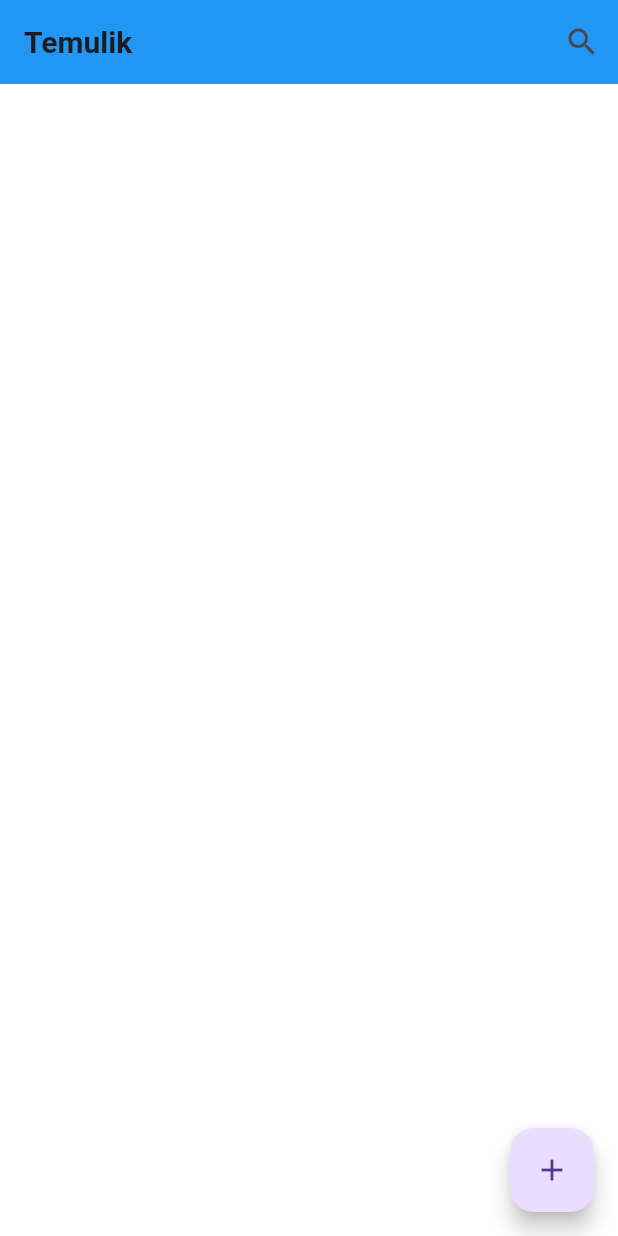
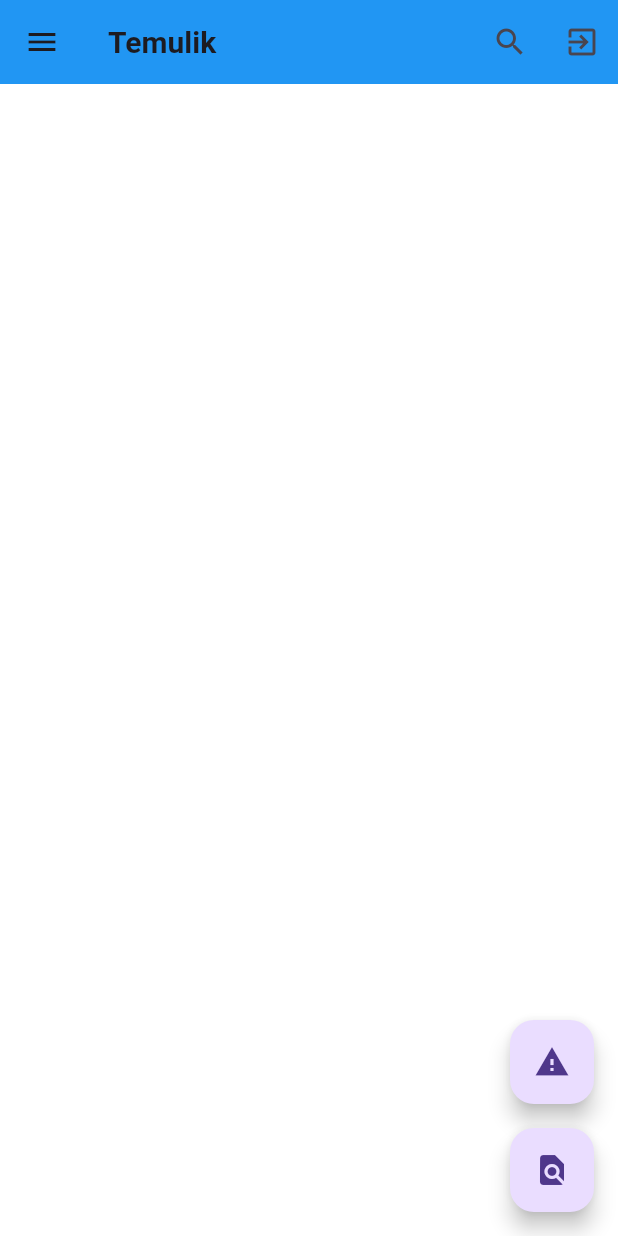
Before and after one commit to buriane/temulik, a Flutter app: the HomeScreen screen opened directly, on a phone screen of 412 x 824 dp. Run offline on Flutter 3.47's test engine with Material 3 defaults, Android fonts, the phone set to English and light mode, and no system bars; our stand-ins replace cloud_firestore, firebase_auth, firebase_core, flutter_local_notifications, logger; accounts and stored records are empty.

```diff
--- a/lib/screens/home_screen.dart
+++ b/lib/screens/home_screen.dart
@@ -1,13 +1,24 @@
 import 'package:flutter/material.dart';
 import 'package:provider/provider.dart';
+import '../models/item.dart';
 import '../providers/items_provider.dart';
 import '../widgets/item_card.dart';
+import '../services/auth_service.dart';
+import 'report_item_screen.dart';
 
-class HomeScreen extends StatelessWidget {
+class HomeScreen extends StatefulWidget {
   const HomeScreen({super.key});
 
   @override
+  HomeScreenState createState() => HomeScreenState();
+}
+
+class HomeScreenState extends State<HomeScreen> {
+  @override
   Widget build(BuildContext context) {
+    final authService = Provider.of<AuthService>(context, listen: false);
+    final user = authService.currentUser;
+
     return Scaffold(
       appBar: AppBar(
         title: const Text('Temulik'),
@@ -17,11 +28,54 @@ class HomeScreen extends StatelessWidget {
             onPressed: () {
               showSearch(
                 context: context,
-                delegate: ItemSearchDelegate(),
+                delegate: ItemSearchDelegate(Provider.of<ItemsProvider>(context, listen: false).items),
               );
             },
           ),
+          IconButton(
+            icon: const Icon(Icons.exit_to_app),
+            onPressed: () async {
+              final navigator = Navigator.of(context);
+              await authService.signOut();
+              if (mounted) {
+                navigator.pushReplacementNamed('/login');
+              }
+            },
+          ),
         ],
+      ),
+      drawer: Drawer(
+        child: ListView(
+          padding: EdgeInsets.zero,
+          children: [
+            UserAccountsDrawerHeader(
+              accountName: Text(user?.displayName ?? 'User'),
+              accountEmail: Text(user?.email ?? ''),
+              currentAccountPicture: CircleAvatar(
+                backgroundImage: user?.photoURL != null
+                    ? NetworkImage(user!.photoURL!)
+                    : null,
+                child: user?.photoURL == null
+                    ? const Icon(Icons.person)
+                    : null,
+              ),
+            ),
+            ListTile(
+              leading: const Icon(Icons.settings),
+              title: const Text('Settings'),
+              onTap: () {
+                // Navigate to settings screen
+              },
+            ),
+            ListTile(
+              leading: const Icon(Icons.help),
+              title: const Text('Help'),
+              onTap: () {
+                // Navigate to help screen
+              },
+            ),
+          ],
+        ),
       ),
       body: Consumer<ItemsProvider>(
         builder: (context, itemsProvider, child) {
@@ -42,24 +96,40 @@ class HomeScreen extends StatelessWidget {
           );
         },
       ),
-      floatingActionButton: FloatingActionButton(
-        child: const Icon(Icons.add),
-        onPressed: () {
-          Navigator.pushNamed(context, '/report');
-        },
+      floatingActionButton: Column(
+        mainAxisAlignment: MainAxisAlignment.end,
+        children: [
+          FloatingActionButton(
+            heroTag: 'reportLost',
+            child: const Icon(Icons.report_problem),
+            onPressed: () {
+              Navigator.push(
+                context,
+                MaterialPageRoute(builder: (context) => const ReportItemScreen(isLostItem: true)),
+              );
+            },
+          ),
+          const SizedBox(height: 16),
+          FloatingActionButton(
+            heroTag: 'reportFound',
+            child: const Icon(Icons.find_in_page),
+            onPressed: () {
+              Navigator.push(
+                context,
+                MaterialPageRoute(builder: (context) => const ReportItemScreen(isLostItem: false)),
+              );
+            },
+          ),
+        ],
       ),
     );
   }
 }
 
 class ItemSearchDelegate extends SearchDelegate<String> {
-  final List<String> searchTerms = [
-    'Lost Wallet',
-    'Found Keys',
-    'Missing Book',
-    'Lost Phone',
-    'Found Bag',
-  ];
+  final List<Item> items;
+
+  ItemSearchDelegate(this.items);
 
   @override
   List<Widget> buildActions(BuildContext context) {
@@ -85,12 +155,18 @@ class ItemSearchDelegate extends SearchDelegate<String> {
 
   @override
   Widget buildResults(BuildContext context) {
-    final results = searchTerms.where((term) => term.toLowerCase().contains(query.toLowerCase())).toList();
+    final results = items.where((item) =>
+        item.title.toLowerCase().contains(query.toLowerCase())).toList();
+
     return ListView.builder(
       itemCount: results.length,
       itemBuilder: (context, index) {
-        return ListTile(
-          title: Text(results[index]),
+        final item = results[index];
+        return ItemCard(
+          title: item.title,
+          description: item.description,
+          location: item.location,
+          date: item.date.toString(),
         );
       },
     );
@@ -98,14 +174,17 @@ class ItemSearchDelegate extends SearchDelegate<String> {
 
   @override
   Widget buildSuggestions(BuildContext context) {
-    final suggestions = searchTerms.where((term) => term.toLowerCase().contains(query.toLowerCase())).toList();
+    final suggestions = items.where((item) =>
+        item.title.toLowerCase().contains(query.toLowerCase())).toList();
+
     return ListView.builder(
       itemCount: suggestions.length,
       itemBuilder: (context, index) {
+        final item = suggestions[index];
         return ListTile(
-          title: Text(suggestions[index]),
+          title: Text(item.title),
           onTap: () {
-            query = suggestions[index];
+            query = item.title;
             showResults(context);
           },
         );
--- a/lib/screens/report_screen.dart
+++ b/lib/screens/report_screen.dart
@@ -1,5 +1,6 @@
 import 'package:flutter/material.dart';
 import '../widgets/report_form.dart';
+import '../utils/logger.dart';
 
 class ReportScreen extends StatelessWidget {
   const ReportScreen({super.key});
@@ -15,7 +16,7 @@ class ReportScreen extends StatelessWidget {
         child: ReportForm(
           onSubmit: (title, description, location) {
             // Handle form submission here
-            print('Submitted: $title, $description, $location');
+            logger.i('Submitted: $title, $description, $location');
             // You would typically save this data or send it to a server
           },
         ),
--- /dev/null
+++ b/lib/utils/logger.dart
@@ -0,0 +1,15 @@
+// ignore_for_file: deprecated_member_use
+
+import 'package:logger/logger.dart';
+
+final logger = Logger(
+  printer: PrettyPrinter(
+    methodCount: 2,
+    errorMethodCount: 8,
+    lineLength: 120,
+    colors: true,
+    printEmojis: true,
+    // Menggunakan format waktu yang tersedia
+    printTime: true,
+  ),
+);
--- a/pubspec.yaml
+++ b/pubspec.yaml
@@ -16,6 +16,8 @@ dependencies:
   firebase_core: ^3.4.1
   cloud_firestore: ^5.4.1
   firebase_auth: ^5.2.1
+  logger: ^2.4.0
+  flutter_local_notifications: ^17.2.2
 
 dev_dependencies:
   flutter_launcher_icons: ^0.13.1
```
Also changed, not shown: lib/main.dart (+51 -8 lines), lib/middleware/auth_middleware.dart (added, +34 -0 lines), lib/models/item.dart (+22 -0 lines), lib/providers/items_provider.dart (+4 -3 lines), lib/screens/login_screen.dart (added, +70 -0 lines), lib/screens/register_screen.dart (added, +70 -0 lines), lib/screens/report_item_screen.dart (added, +99 -0 lines), lib/services/api_service.dart (+7 -26 lines), lib/services/auth_service.dart (added, +43 -0 lines), lib/services/notification_service.dart (added, +40 -0 lines), lib/utils/routes.dart (+15 -2 lines), firebase.json (added), lib/firebase_options.dart (added), pubspec.lock, 6 other files.
